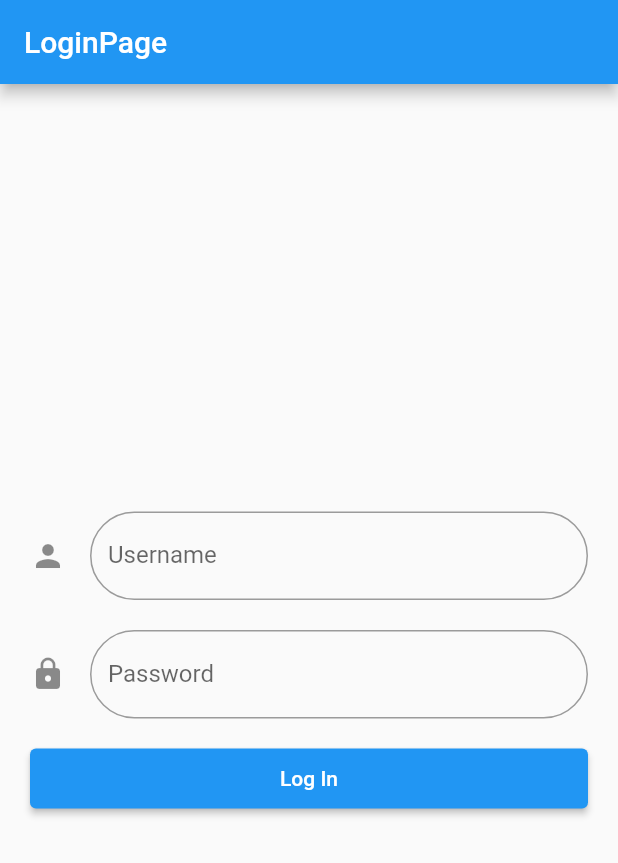
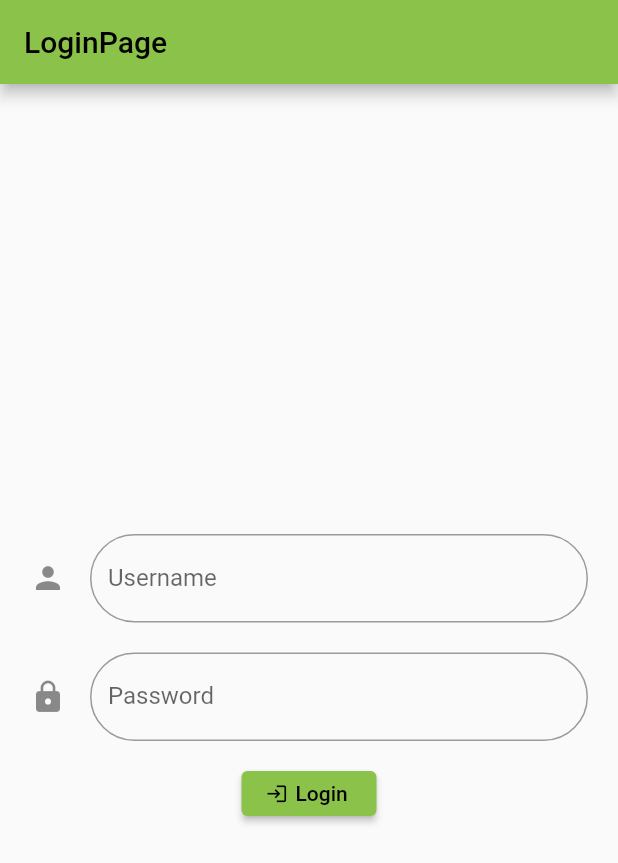
Before and after one commit to mariobon99/progetto_biomedical_wearable, a Flutter app: the screen it shows after launch, on a phone screen of 412 x 824 dp. Shown: the top 863 px of the screen. Run offline on Flutter 3.47's test engine with Material 2 defaults, Android fonts, the phone set to English and light mode, and no system bars.

Commit message:
aggiunto login, sistemato bottom navigation bar

```diff
--- a/lib/main.dart
+++ b/lib/main.dart
@@ -12,6 +12,8 @@ class MyApp extends StatelessWidget {
   @override
   Widget build(BuildContext context) {
     return MaterialApp(
+      debugShowCheckedModeBanner: false,
+      theme: ThemeData(primarySwatch: Colors.lightGreen),
       home: LoginPage(),
     );
   }
--- a/lib/screens/LoginPage.dart
+++ b/lib/screens/LoginPage.dart
@@ -1,11 +1,18 @@
 import 'package:flutter/material.dart';
+import 'package:progetto_wearable/screens/MainPagewithNavBar.dart';
 //import 'package:flutter_login/theme.dart';
-import 'package:progetto_wearable/screens/homePage.dart';
 
 class LoginPage extends StatelessWidget {
-  const LoginPage({Key? key}) : super(key: key);
+  LoginPage({Key? key}) : super(key: key);
 
   static const routename = 'LoginPage';
+  final usernameController = TextEditingController();
+  final passwordController = TextEditingController();
+
+  void clearText() {
+    usernameController.clear();
+    passwordController.clear();
+  }
 
   @override
   Widget build(BuildContext context) {
@@ -21,6 +28,7 @@ class LoginPage extends StatelessWidget {
               Container(
                 padding: const EdgeInsets.fromLTRB(20, 20, 20, 0),
                 child: TextFormField(
+                  controller: usernameController,
                   decoration: InputDecoration(
                     border: OutlineInputBorder(
                       borderRadius: BorderRadius.circular(90.0),
@@ -33,6 +41,7 @@ class LoginPage extends StatelessWidget {
               Container(
                 padding: const EdgeInsets.fromLTRB(20, 20, 20, 0),
                 child: TextFormField(
+                  controller: passwordController,
                   obscureText: true,
                   decoration: InputDecoration(
                     border: OutlineInputBorder(
@@ -41,25 +50,47 @@ class LoginPage extends StatelessWidget {
                     labelText: 'Password',
                     icon: Icon(Icons.lock),
                   ),
-                  onSaved: (PasswordInserita) {},
-                  validator: (PasswordInserita) {},
                 ),
               ),
               Container(
-                  height: 80,
-                  padding: const EdgeInsets.all(20),
-                  child: ElevatedButton(
-                    style: ElevatedButton.styleFrom(
-                      minimumSize: const Size.fromHeight(50),
-                    ),
-                    child: const Text('Log In'),
-                    onPressed: () {
-                      Navigator.push(
+                width: 130,
+                height: 50,
+                padding: EdgeInsets.fromLTRB(20, 20, 20, 0),
+                child: ElevatedButton(
+                  child: Row(
+                    children: [
+                      Icon(
+                        Icons.login,
+                        size: 15,
+                        //color: Colors.white,
+                      ),
+                      SizedBox(
+                        width: 5,
+                      ),
+                      const Text(
+                        'Login',
+                      )
+                    ],
+                  ),
+                  onPressed: () {
+                    if (usernameController.text == 'Marzia' &&
+                        passwordController.text == '123456') {
+                      clearText();
+                      Navigator.pushReplacement(
                           context,
                           MaterialPageRoute(
-                              builder: ((context) => HomePage())));
-                    },
-                  )),
+                              builder: (context) => const MainPage()));
+                    } else {
+                      ScaffoldMessenger.of(context)
+                        ..clearSnackBars()
+                        ..showSnackBar(const SnackBar(
+                          content: Text('Wrong credentials'),
+                          duration: Duration(seconds: 2),
+                        ));
+                    }
+                  },
+                ),
+              ),
             ],
           ),
         ));
```
Also changed, not shown: lib/screens/AdvicePage.dart (+3 -9 lines), lib/screens/ComunityPage.dart (+2 -11 lines), lib/screens/HomePage.dart (+2 -77 lines), lib/screens/MainPagewithNavBar.dart (added, +106 -0 lines), lib/screens/PlacePage.dart (+5 -12 lines), 1 other file.
